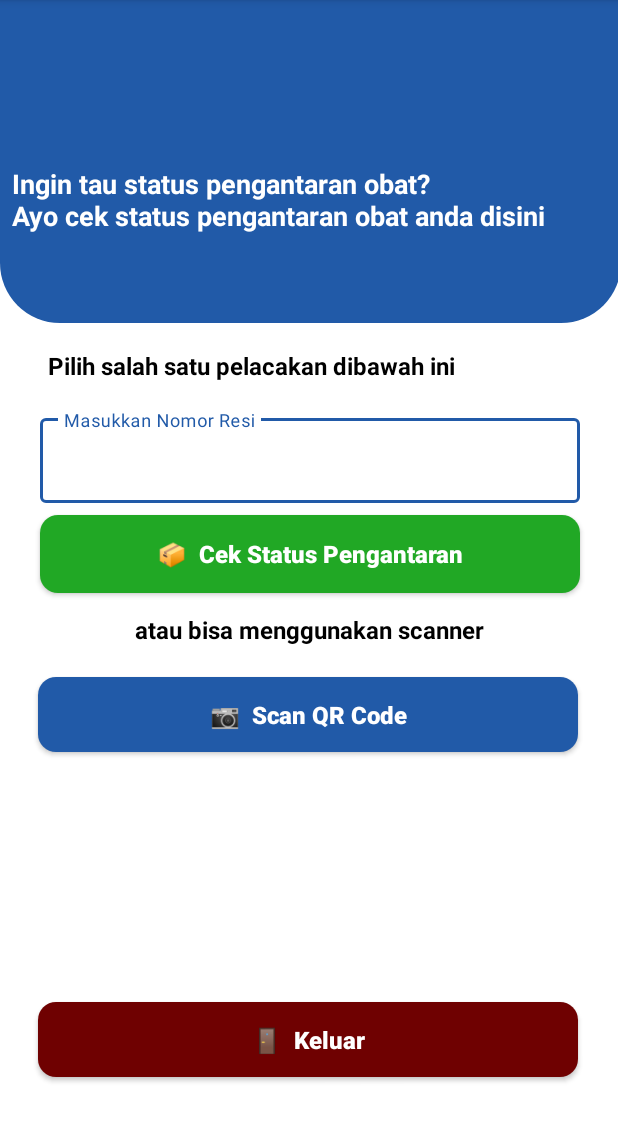
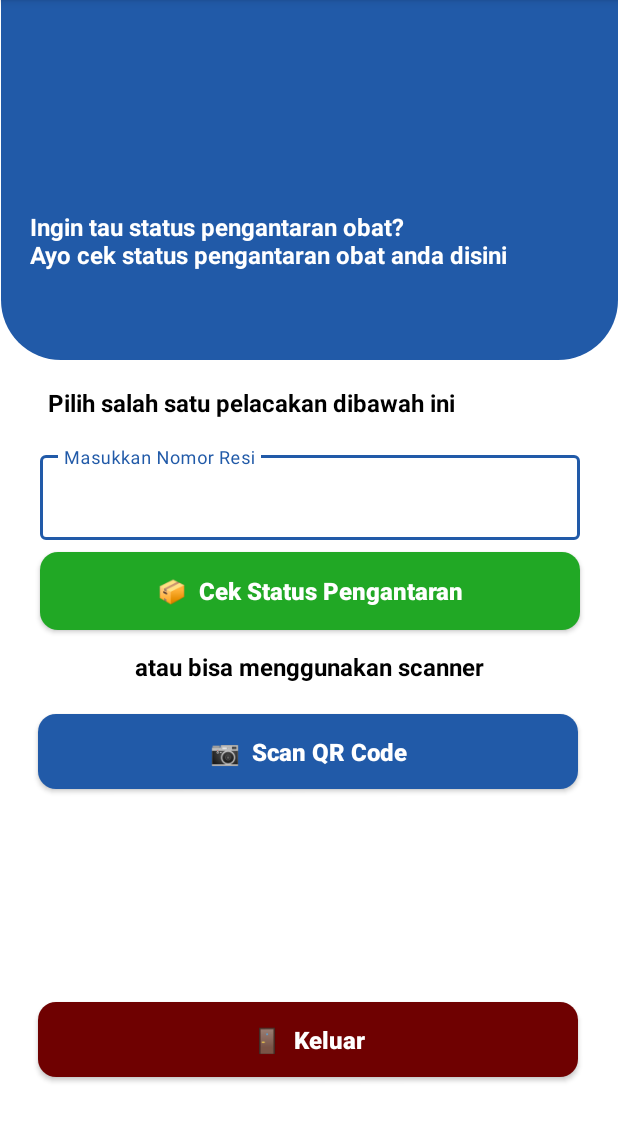
Before and after one commit to edwintrihadtanto/2025_trackinglao, an Android app: the MainActivity screen opened directly, with no data from a screen before it, on a phone screen of 412 x 824 dp, the part 84-1226 px from its top. Run offline under Robolectric (Android 15) with nearby library versions, the phone set to English and light mode, and no system bars; 1 statement that could not run was skipped.

Commit message:
update scan color

```diff
--- a/app/src/main/res/layout/activity_main.xml
+++ b/app/src/main/res/layout/activity_main.xml
@@ -11,8 +11,8 @@
 
     <View
         android:id="@+id/view_bg"
-        android:layout_width="414dp"
-        android:layout_height="215dp"
+        android:layout_width="411dp"
+        android:layout_height="240dp"
         android:background="@drawable/bg_main"
         app:layout_constraintEnd_toEndOf="parent"
         app:layout_constraintHorizontal_bias="0.507"
@@ -21,10 +21,11 @@
 
     <TextView
         android:id="@+id/tvWelcome"
-        android:layout_width="390dp"
-        android:layout_height="91dp"
+        android:layout_width="393dp"
+        android:layout_height="116dp"
         android:layout_marginStart="8dp"
         android:layout_marginTop="8dp"
+        android:padding="12dp"
         android:textColor="@color/white"
         android:textSize="20sp"
         android:textStyle="bold"
@@ -149,18 +150,19 @@
 
     <TextView
         android:id="@+id/tv_judul"
-        android:layout_width="390dp"
-        android:layout_height="86dp"
+        android:layout_width="369dp"
+        android:layout_height="102dp"
         android:layout_marginTop="4dp"
+        android:padding="12dp"
         android:text="@string/judul"
         android:textColor="@color/white"
-        android:textSize="18sp"
+        android:textSize="16sp"
         android:textStyle="bold"
         app:layout_constraintBottom_toBottomOf="@+id/view_bg"
         app:layout_constraintEnd_toEndOf="@+id/tvWelcome"
         app:layout_constraintHorizontal_bias="0.0"
         app:layout_constraintStart_toStartOf="@+id/tvWelcome"
         app:layout_constraintTop_toBottomOf="@+id/tvWelcome"
-        app:layout_constraintVertical_bias="0.264" />
+        app:layout_constraintVertical_bias="0.0" />
 
 </androidx.constraintlayout.widget.ConstraintLayout>
--- a/app/src/main/res/layout/activity_scan.xml
+++ b/app/src/main/res/layout/activity_scan.xml
@@ -56,7 +56,7 @@
         android:id="@+id/scanLine"
         android:layout_width="200dp"
         android:layout_height="2dp"
-        android:background="@android:color/holo_green_light"
+        android:background="@android:color/holo_blue_dark"
         android:layout_gravity="center_horizontal" />
 
     <!-- Logo -->
```
